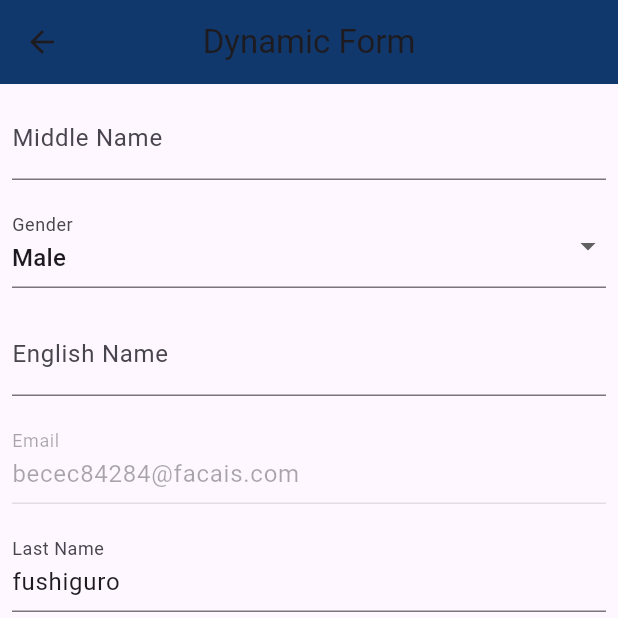
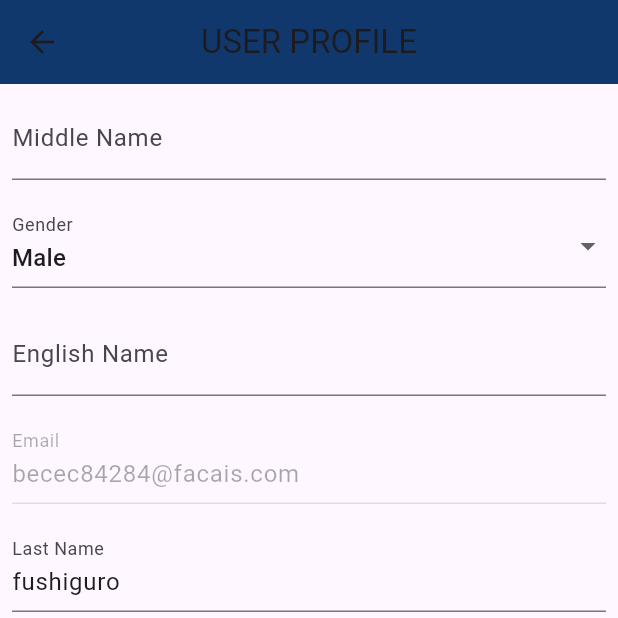
Before and after one commit to abhi-behera/addresbookDemo, a Flutter app: the USerProfile screen opened directly, on a phone screen of 412 x 824 dp, the top half of it. Run offline on Flutter 3.47's test engine with Material 3 defaults, Android fonts, the phone set to English and light mode, and no system bars.

Commit message:
- Radio btn issue in single entry form fixed - User profile page header name changed - FieldName were same in single form json so FieldName is chnaged to first and last name.

```diff
--- a/json_data_folder/single_entry_adhoc_form.json
+++ b/json_data_folder/single_entry_adhoc_form.json
@@ -7,7 +7,7 @@
   "Fields": [
     {
       "FieldID": "15445",
-      "FieldName": "Name",
+      "FieldName": "First Name",
       "FieldType": "InputBox",
       "FieldValue": "",
       "FieldMaxLength": "100",
@@ -51,7 +51,7 @@
     },
     {
       "FieldID": "25445",
-      "FieldName": "Name",
+      "FieldName": "Last Name",
       "FieldType": "InputBox",
       "FieldValue": "",
       "FieldMaxLength": "100",
--- a/lib/view/Home/single_forum.dart
+++ b/lib/view/Home/single_forum.dart
@@ -19,6 +19,7 @@ class _SingleForumPageState extends State<SingleForumPage> {
 
   final DateFormat dateFormat = DateFormat("yyyy-MM-dd'T'HH:mm:ss");
   DateTime? pickedDate;
+  String? SelectedGender = "5364";
   Future<FormData?> loadFormData() async {
     try {
       final String jsonString = await rootBundle
@@ -35,6 +36,7 @@ class _SingleForumPageState extends State<SingleForumPage> {
   }
 
   Widget _buildField(Field fieldData, BuildContext context) {
+    print("field val : ${fieldData.fieldValue}");
     switch (fieldData.fieldType) {
       case 'InputBox':
         return Padding(
@@ -60,10 +62,10 @@ class _SingleForumPageState extends State<SingleForumPage> {
                 return RadioListTile(
                   title: Text(option.text),
                   value: option.value,
-                  groupValue: fieldData.fieldValue,
+                  groupValue: SelectedGender,
                   onChanged: (value) {
                     setState(() {
-                      fieldData.fieldValue = value;
+                      SelectedGender = value;
                     });
                   },
                 );
--- a/lib/view/Home/user_profile.dart
+++ b/lib/view/Home/user_profile.dart
@@ -94,7 +94,7 @@ class _USerProfileState extends State<USerProfile> {
   @override
   Widget build(BuildContext context) {
     return Scaffold(
-      appBar: customAppBar("Dynamic Form"),
+      appBar: customAppBar("USER PROFILE"),
       body: FutureBuilder(
           future: loadFormData(),
           builder: (context, data) {
```
